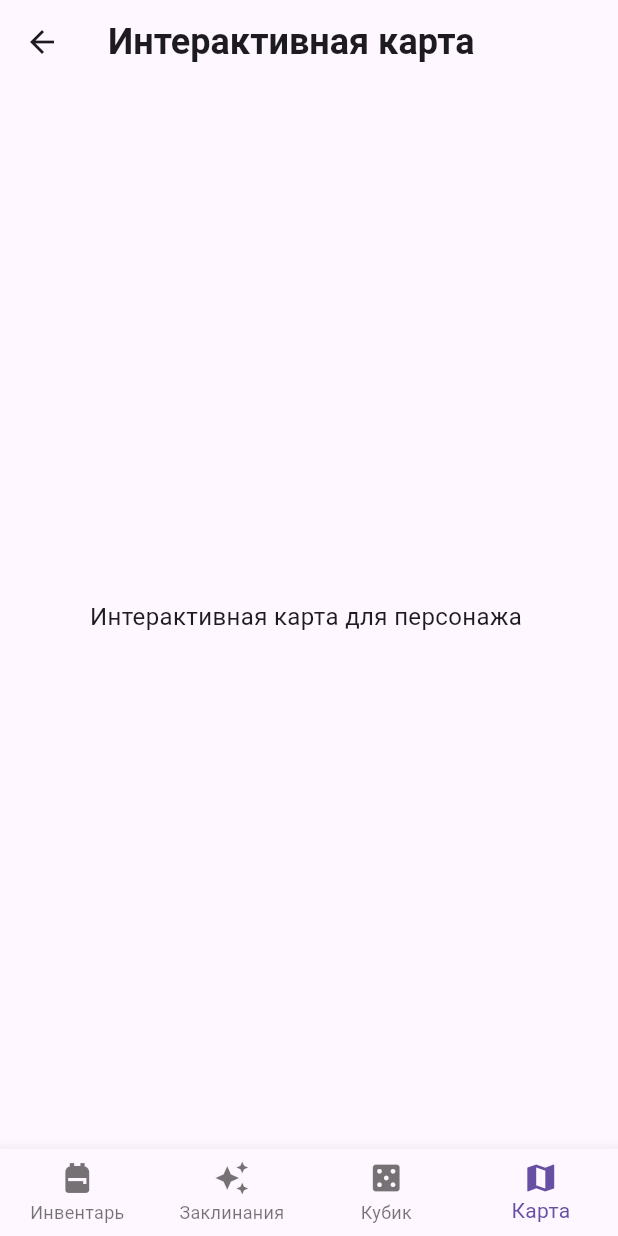
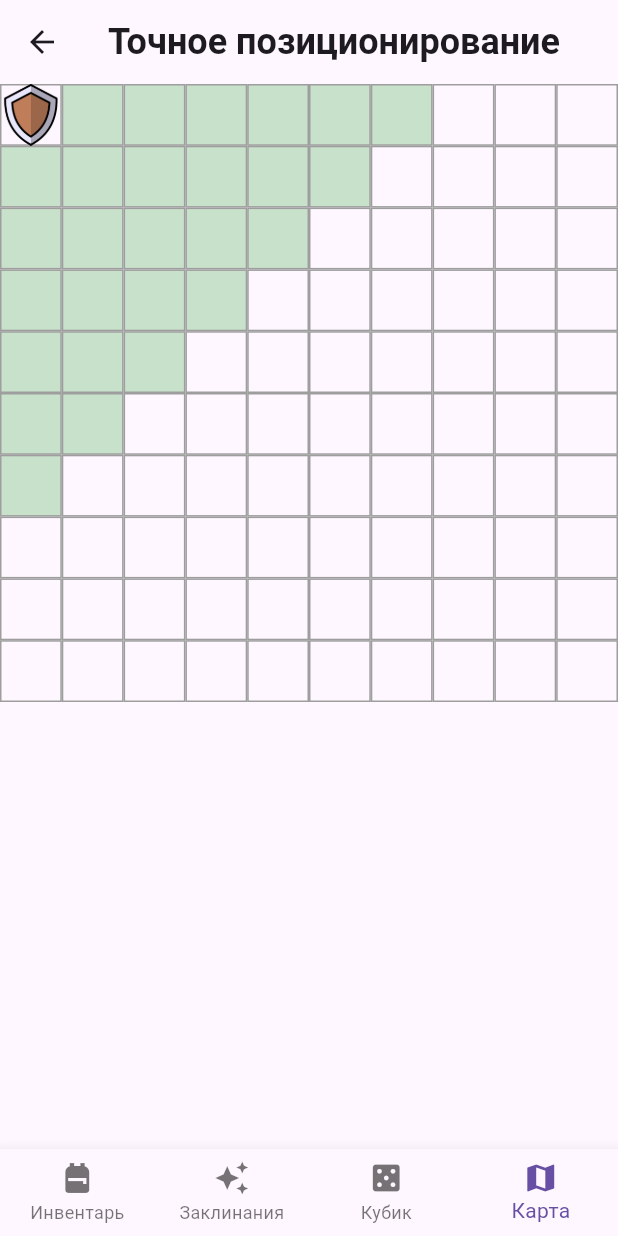
Before and after one commit to chtulhuprime/DungeonMate, a Flutter app: the CharacterDetailsScreen screen opened directly with empty values, item 4 of the bottom bar chosen, on a phone screen of 412 x 824 dp. Run offline on Flutter 3.47's test engine with Material 3 defaults, Android fonts, the light colour scheme and no system bars; our stand-ins replace sqflite; accounts and stored records are empty; Roboto replaces fonts that are missing (MedievalSharp).

Commit message:
interactive map update

```diff
--- a/lib/screens/PlayerScreens/character_main_screen.dart
+++ b/lib/screens/PlayerScreens/character_main_screen.dart
@@ -28,7 +28,7 @@ class _CharacterDetailsScreenState extends State<CharacterDetailsScreen> {
       InventoryScreen(character: widget.character),
       SpellScreen(character: widget.character),
       DiceRollScreen(character: widget.character),
-      InteractiveMapScreen(character: widget.character),
+      InteractiveMapScreen(),
     ]);
   }
 
--- a/lib/screens/PlayerScreens/interactive_map_screen.dart
+++ b/lib/screens/PlayerScreens/interactive_map_screen.dart
@@ -1,19 +1,114 @@
 import 'package:flutter/material.dart';
-import '../../models/character.dart';
 
-class InteractiveMapScreen extends StatelessWidget {
-  final Character character;
+class InteractiveMapScreen extends StatefulWidget {
+  @override
+  _InteractiveMapScreenState createState() => _InteractiveMapScreenState();
+}
 
-  const InteractiveMapScreen({super.key, required this.character});
+class _InteractiveMapScreenState extends State<InteractiveMapScreen> {
+  final int _mapSize = 10;
+  final double _cellSize = 50.0;
+  int _playerX = 0;
+  int _playerY = 0;
+  double _pixelSize = 0;
+  List<Offset> _availableCells = [];
+
+  @override
+  void initState() {
+    super.initState();
+    pixelSize();
+    _updateAvailableCells();
+  }
+
+  // Обновление списка доступных клеток с точным расчетом расстояния
+  void _updateAvailableCells() {
+    _availableCells.clear();
+
+    for (int x = 0; x < _mapSize; x++) {
+      for (int y = 0; y < _mapSize; y++) {
+        // Используем "шахматное" расстояние (манхэттенское)
+        final distance = (x - _playerX).abs() + (y - _playerY).abs();
+        if (distance <= 6 && distance != 0) {
+          _availableCells.add(Offset(x.toDouble(), y.toDouble()));
+        }
+      }
+    }
+  }
+
+  // Высчитывание размеров изображения и координат для изображения персонажа
+  void pixelSize() {
+    _pixelSize = 411.6/ _mapSize;
+  }
+
+  // Перемещение персонажа с проверкой расстояния
+  void _movePlayer(int targetX, int targetY) {
+    final distance = (targetX - _playerX).abs() + (targetY - _playerY).abs();
+    if (distance > 6) return;
+    debugPrint("Нажатие на координаты: ($targetX, $targetY)");
+    debugPrint("Смещение от персонажа: (${targetY-_playerX}, ${targetY-_playerY})");
+
+    setState(() {
+      _playerX = targetX;
+      _playerY = targetY;
+      _updateAvailableCells();
+    });
+  }
 
   @override
   Widget build(BuildContext context) {
     return Scaffold(
-      appBar: AppBar(
-        title: const Text('Интерактивная карта'),
-      ),
-      body: Center(
-        child: Text('Интерактивная карта для персонажа ${character.name}'),
+      appBar: AppBar(title: Text('Точное позиционирование')),
+      body: InteractiveViewer(
+        boundaryMargin: EdgeInsets.all(double.infinity),
+        minScale: 0.5,
+        maxScale: 3.0,
+        child: Container(
+          width: _mapSize * _cellSize,
+          height: _mapSize * _cellSize,
+          child: Stack(
+            children: [
+              GridView.builder(
+                physics: NeverScrollableScrollPhysics(),
+                gridDelegate: SliverGridDelegateWithFixedCrossAxisCount(
+                  crossAxisCount: _mapSize,
+                  childAspectRatio: 1.0,
+                ),
+                itemCount: _mapSize * _mapSize,
+                itemBuilder: (context, index) {
+                  final x = index % _mapSize;
+                  final y = index ~/ _mapSize;
+                  final isAvailable = _availableCells.any(
+                        (cell) => cell.dx == x && cell.dy == y,
+                  );
+
+                  return GestureDetector(
+                    onTap: () => _movePlayer(x, y),
+                    child: Container(
+                      decoration: BoxDecoration(
+                        border: Border.all(color: Colors.grey),
+                        color: isAvailable ? Colors.green.withOpacity(0.3) : null,
+                      ),
+                    ),
+                  );
+                },
+              ),
+
+              // Персонаж с точным позиционированием
+              Positioned(
+                left: _playerX * _pixelSize, //10.29 на 40 пикселей; 20.58 на 20 пикселей,
+                top: _playerY  * _pixelSize, // сделать формулу по высчитыванию координат и размера изображения
+                child: SizedBox(
+                  child: Image.asset(
+                    'assets/shield.png',
+                    width: _pixelSize,
+                    height: _pixelSize,
+                    fit: BoxFit.cover,
+                  ),
+                ),
+              ),
+            ],
+          ),
+        ),
       ),
     );
   }
```
